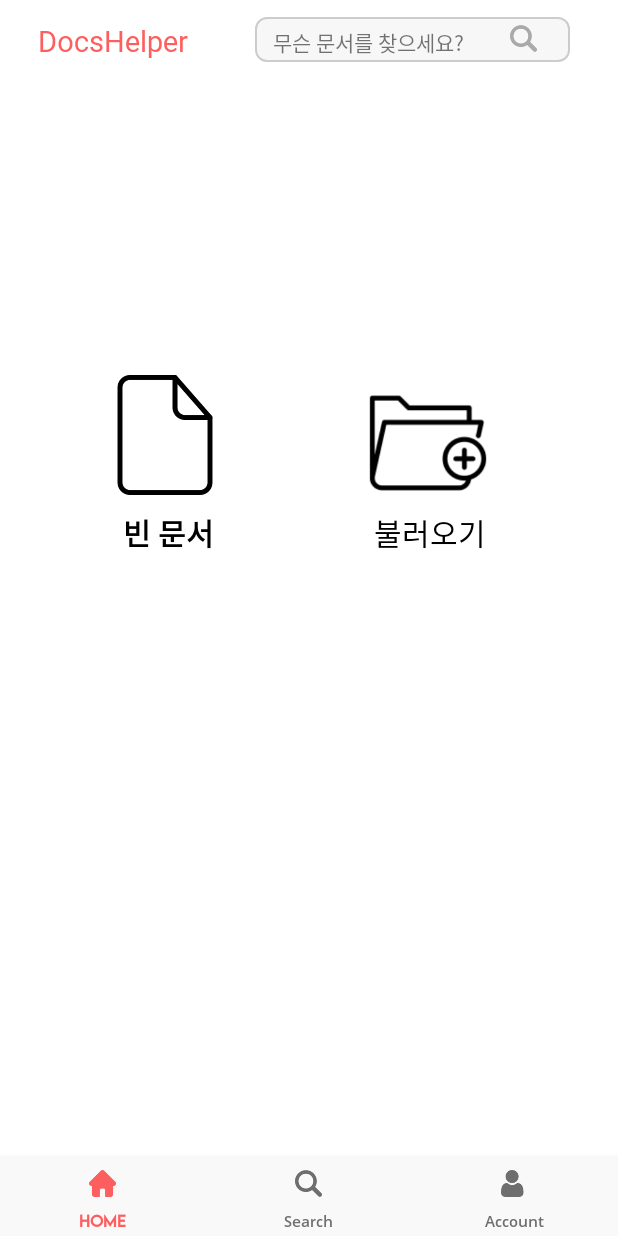
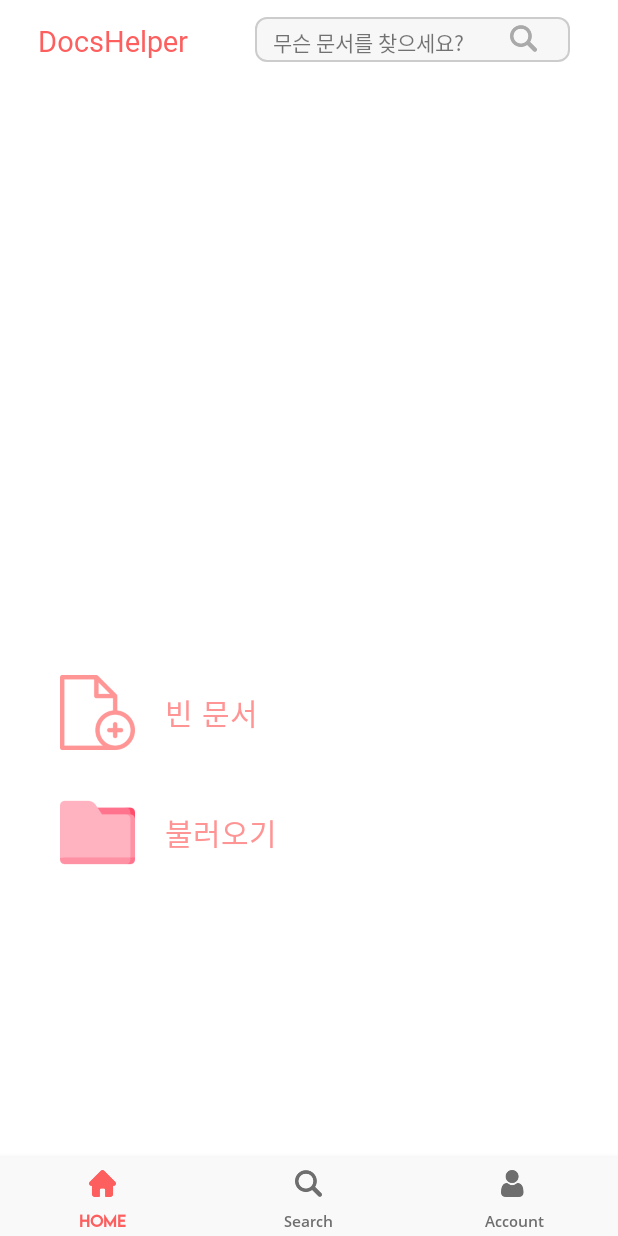
Before and after one commit to scv1702/2022-capstone-design-project, an Android app: the screen it shows after launch (selectDocsActivity), on a phone screen of 412 x 824 dp. Run offline under Robolectric (Android 15) with nearby library versions, the phone set to English and light mode, and no system bars.

Commit message:
Fix: cropper Error

```diff
--- a/android/app/build.gradle
+++ b/android/app/build.gradle
@@ -5,7 +5,7 @@ plugins {
 }
 
 android {
-    compileSdkVersion 30
+    compileSdkVersion 31
     buildToolsVersion "30.0.2"
 
 
@@ -16,7 +16,7 @@ android {
     defaultConfig {
         applicationId "com.example.capstoneandroid"
         minSdkVersion 29
-        targetSdkVersion 30
+        targetSdkVersion 31
         versionCode 1
         versionName "1.0"
         multiDexEnabled true
--- a/android/app/src/main/AndroidManifest.xml
+++ b/android/app/src/main/AndroidManifest.xml
@@ -21,16 +21,16 @@
         <activity android:name=".selectDocsActivity"></activity>
         <activity android:name=".stylusActivity" />
         <activity android:name=".MainActivity" />
-        <activity android:name=".SplashActivity">
+        <activity android:name=".SplashActivity"
+            android:exported="true">
             <intent-filter>
                 <action android:name="android.intent.action.MAIN" />
 
                 <category android:name="android.intent.category.LAUNCHER" />
             </intent-filter>
         </activity>
-        <activity
-            android:name="com.theartofdev.edmodo.cropper.CropImageActivity"
-            android:theme="@style/Base.Theme.AppCompat" />
+        <activity android:name="com.theartofdev.edmodo.cropper.CropImageActivity"
+            android:theme="@style/Base.Theme.AppCompat"/>
     </application>
 
 </manifest>
--- a/android/app/src/main/java/com/example/capstoneandroid/selectDocsActivity.kt
+++ b/android/app/src/main/java/com/example/capstoneandroid/selectDocsActivity.kt
@@ -17,11 +17,11 @@ import android.view.*
 import android.widget.*
 import androidx.appcompat.app.AppCompatActivity
 import androidx.core.app.ActivityCompat
+import androidx.viewpager2.widget.ViewPager2
 import com.example.capstoneandroid.PaintView.Companion.colorList
 import com.example.capstoneandroid.PaintView.Companion.pathList
 import com.example.capstoneandroid.databinding.ActivitySelectDocsBinding
 import com.google.android.material.card.MaterialCardView
-import com.theartofdev.edmodo.cropper.CropImage
 import java.io.ByteArrayOutputStream
 import java.io.File
 import java.io.FileOutputStream
@@ -40,6 +40,7 @@ class selectDocsActivity : AppCompatActivity() {
         val newCreate = findViewById<ImageButton>(R.id.newCreate)
         val addfileon = findViewById<ImageButton>(R.id.addfileon)
 
+
         newCreate.setOnClickListener {
             val intent = Intent(this@selectDocsActivity, stylusActivity::class.java)
             intent.putExtra("번호", 9)
--- a/android/app/src/main/java/com/example/capstoneandroid/stylusActivity.kt
+++ b/android/app/src/main/java/com/example/capstoneandroid/stylusActivity.kt
@@ -376,7 +376,7 @@ class stylusActivity : AppCompatActivity(), PopupMenu.OnMenuItemClickListener{
 
         builder.setView(dialogView)
             .setPositiveButton("확인") { dialogInterface, i ->
-                Toast.makeText(this, "${dialogText.text.toString()}"+"F", Toast.LENGTH_LONG).show()
+                Toast.makeText(this, "${dialogText.text.toString()}", Toast.LENGTH_LONG).show()
                 /* 확인일 때 main의 View의 값에 dialog View에 있는 값을 적용 */
                 transTextSize= dialogText.text.toString().toInt()
 
--- a/android/app/src/main/res/layout/activity_select_docs.xml
+++ b/android/app/src/main/res/layout/activity_select_docs.xml
@@ -51,14 +51,20 @@
             android:layout_marginTop="5dp"
             android:background="@drawable/ic_search" />
     </RelativeLayout>
+    <androidx.viewpager2.widget.ViewPager2
+        android:id="@+id/advertisingBanner"
+        android:layout_marginTop="80dp"
+        android:layout_width="match_parent"
+        android:layout_height="160dp"/>
+
 
     <ImageButton
         android:id="@+id/newCreate"
-        android:layout_width="80dp"
-        android:layout_height="80dp"
-        android:layout_marginTop="250dp"
-        android:layout_marginLeft="70dp"
-        android:background="@drawable/emptyfile_thin"
+        android:layout_width="50dp"
+        android:layout_height="50dp"
+        android:layout_marginTop="450dp"
+        android:layout_marginLeft="40dp"
+        android:background="@drawable/newfile_thin"
         android:adjustViewBounds="true"
         android:scaleType="fitCenter"
         />
@@ -68,24 +74,23 @@
         android:layout_height="wrap_content"
         android:textAlignment="center"
         android:gravity="center"
-        android:layout_below="@id/newCreate"
-        android:layout_marginTop="10dp"
-        android:layout_marginLeft="82dp"
+        android:layout_toRightOf="@id/newCreate"
+        android:layout_marginTop="460dp"
+        android:layout_marginLeft="20dp"
         android:text="빈 문서"
-        android:fontFamily="@font/bmhannapro"
-        android:textColor="@color/black"
+        android:fontFamily="@font/opensansregular"
+        android:textColor="@color/secondpencolor"
         android:textSize="20dp"
-        android:textStyle="bold"
         android:adjustViewBounds="true"
         android:scaleType="fitCenter"
         />
 
     <ImageButton
         android:id="@+id/addfileon"
-        android:layout_width="80dp"
-        android:layout_height="80dp"
-        android:layout_marginLeft="245dp"
-        android:layout_marginTop="255dp"
+        android:layout_width="50dp"
+        android:layout_height="50dp"
+        android:layout_marginLeft="40dp"
+        android:layout_marginTop="530dp"
         android:background="@drawable/newfolder"
         android:adjustViewBounds="true"
         android:scaleType="fitCenter"/>
@@ -95,12 +100,12 @@
         android:layout_height="wrap_content"
         android:textAlignment="center"
         android:gravity="center"
-        android:layout_below="@id/newCreate"
-        android:layout_marginTop="10dp"
-        android:layout_marginLeft="249dp"
+        android:layout_toRightOf="@id/addfileon"
+        android:layout_marginTop="540dp"
+        android:layout_marginLeft="20dp"
         android:text="불러오기"
-        android:fontFamily="@font/bmhannapro"
-        android:textColor="@color/black"
+        android:fontFamily="@font/opensansregular"
+        android:textColor="@color/secondpencolor"
         android:textSize="20dp"
         android:adjustViewBounds="true"
         android:scaleType="fitCenter"
--- a/android/app/src/main/res/layout/activity_stylus.xml
+++ b/android/app/src/main/res/layout/activity_stylus.xml
@@ -14,6 +14,7 @@
         android:background="@color/white"></androidx.appcompat.widget.Toolbar>
 
     <com.google.android.material.card.MaterialCardView
+        android:theme="@style/Theme.MaterialComponents.Light"
         android:id="@+id/cardView"
         android:layout_width="600dp"
         android:layout_below="@+id/toolbar"
@@ -38,7 +39,6 @@
             >
         </com.example.capstoneandroid.PaintView>
     </com.google.android.material.card.MaterialCardView>
-
 
 
     <Button
--- a/android/app/src/main/res/values/colors.xml
+++ b/android/app/src/main/res/values/colors.xml
@@ -32,5 +32,5 @@
     <color name="backgroundColor">#FF8B8B</color>
     !-->
     <color name="mainpencolor">#FD5E5E</color>
-
+    <color name="secondpencolor">#FF9494</color>
 </resources>
```
Also changed, not shown: android/app/src/main/res/drawable-v24/emptyfile_thin_black.png (renamed from android/app/src/main/res/drawable-v24/emptyfile_thin.png), android/app/src/main/res/drawable-v24/newfile_thin.png (added), android/app/src/main/res/drawable-v24/newfolder.png, android/app/src/main/res/drawable-v24/newfolder_black.png (added).
